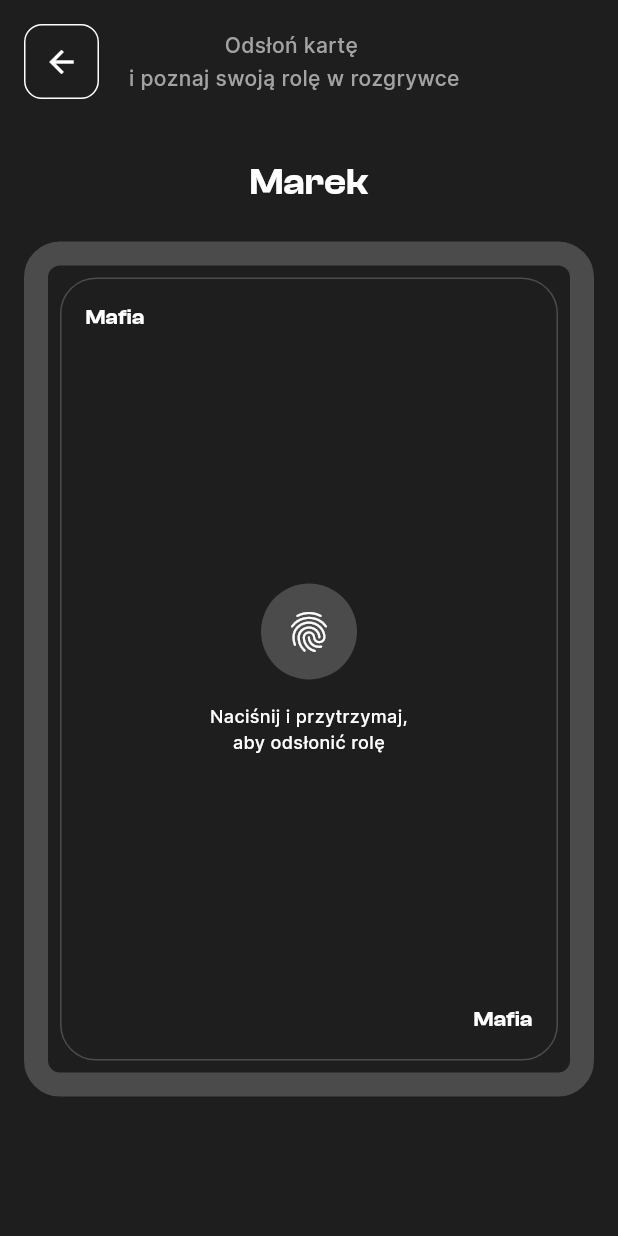
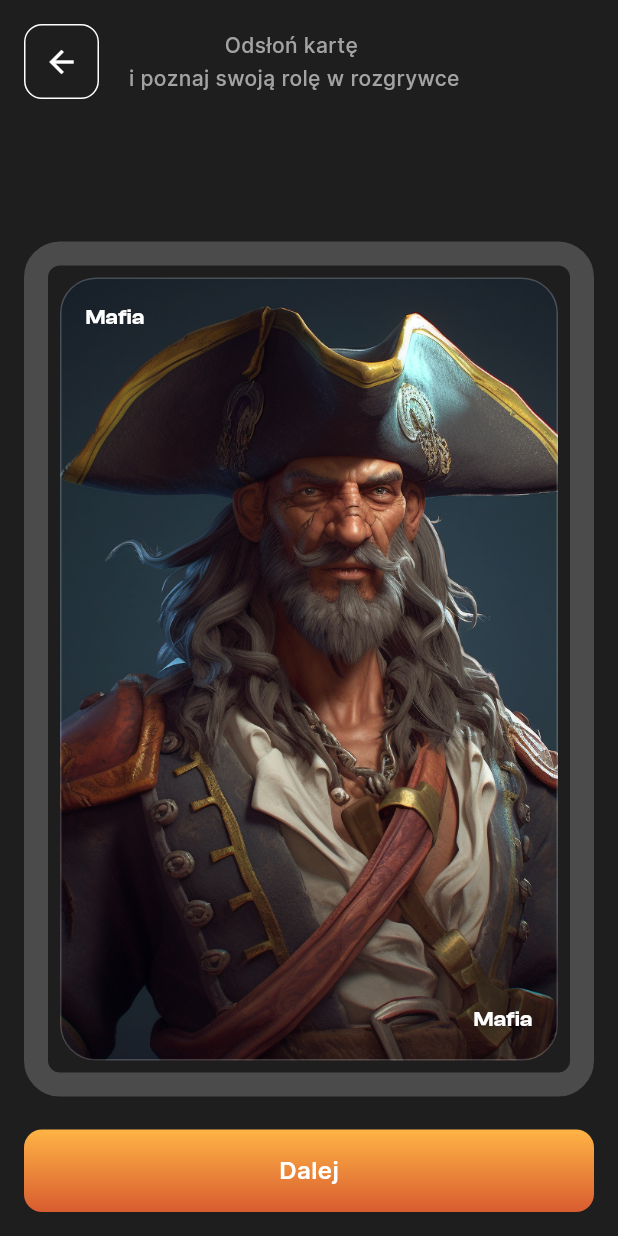
Before and after one commit to Hellmod/mafia_flutter, a Flutter app: the GamePage screen opened directly with empty values, on a phone screen of 412 x 824 dp. Run offline on Flutter 3.47's test engine with Material 3 defaults, Android fonts, the phone set to English and light mode, and no system bars; our stand-ins replace bloc, cloud_firestore, device_info_plus, equatable, firebase_core, flutter_bloc and 3 more; accounts and stored records are empty; statements that could not run were skipped.

Commit message:
show card and name

```diff
--- a/lib/presentation/game/block/game_bloc.dart
+++ b/lib/presentation/game/block/game_bloc.dart
@@ -31,5 +31,6 @@
     var deviceIdentifier = await _firebaseGameService.getDeviceIdentifier();
     user = users.firstWhere((element) => element.id == deviceIdentifier);
     debugPrint("RMRM5 user: $user");
+    emit(GameRealCardState(user: user!));
   }
 }
--- a/lib/presentation/game/block/game_state.dart
+++ b/lib/presentation/game/block/game_state.dart
@@ -9,3 +9,16 @@
   @override
   List<Object> get props => [];
 }
+
+class GameRealCardState extends GameState {
+  final User user;
+
+  GameRealCardState({
+    required this.user,
+  });
+
+  @override
+  List<Object> get props => [
+        user,
+      ];
+}
--- a/lib/presentation/game/view/game_reveal_card_page_card_reviled.dart
+++ b/lib/presentation/game/view/game_reveal_card_page_card_reviled_page.dart
@@ -5,15 +5,14 @@
 import '../../../utils/AppTextStyles.dart';
 import '../../../utils/Utility.dart';
 import '../../../utils/Wigets.dart';
+import '../../../utils/character/Sailor.dart';
 import '../block/game_bloc.dart';
 
 class GameRevealCardReviled extends StatefulWidget {
-  final Character character;
-
-  GameRevealCardReviled({Key? key, required this.character}) : super(key: key);
+  GameRevealCardReviled({Key? key}) : super(key: key);
 
   @override
-  _GameRevealCardReviled createState() => _GameRevealCardReviled(character);
+  _GameRevealCardReviled createState() => _GameRevealCardReviled();
 }
 
 class _GameRevealCardReviled extends State<GameRevealCardReviled>
@@ -21,10 +20,7 @@
   GameBloc? myBloc;
   late AnimationController controller;
 
-  final Character character;
   String userNick = '';
-
-  _GameRevealCardReviled(this.character);
 
   void startLoading() {
     controller.forward().then(
@@ -60,7 +56,7 @@
     return BlocBuilder<GameBloc, GameState>(
         bloc: myBloc,
         builder: (context, state) {
-          if (state is GameInitialState) {
+          if (state is GameRealCardState) {
             return Container(
               width: double.infinity,
               color: const Color(0xff1e1e1e),
@@ -76,9 +72,9 @@
                               MainWidget.toolBar(
                                   "Odsłoń kartę\n i poznaj swoją rolę w rozgrywce"),
                               const SizedBox(height: 40),
-                              pageTitle(myBloc?.user?.name ?? 'Marek'),
+                              pageTitle(state.user.name),
                               const SizedBox(height: 24),
-                              card(),
+                              card(state.user.character ?? Sailor()),
                             ],
                           ),
                         ),
@@ -112,7 +108,7 @@
         ),
       );
 
-  Widget card() => AspectRatio(
+  Widget card(Character character) => AspectRatio(
         aspectRatio: 4 / 6,
         child: GestureDetector(
           onLongPressStart: (_) => startLoading(),
--- a/lib/unit/navigation/game_navigation.dart
+++ b/lib/unit/navigation/game_navigation.dart
@@ -5,6 +5,8 @@
 import '../../presentation/game/block/game_bloc.dart';
 import '../../presentation/game/view/game_action_page.dart';
 import '../../presentation/game/view/game_reveal_card_page.dart';
+import '../../presentation/game/view/game_reveal_card_page_card_reviled_page.dart';
+import '../../utils/character/Pirates.dart';
 
 class GameNavigator extends StatelessWidget {
   @override
@@ -16,6 +18,8 @@
           //return GameActionPage(users: [User(name: 'Ala', id: '1'),User(name: 'Mietek', id: '2')],);
           //return GameRevealCardReviled(character: Pirates(),);
           //return GameRevealCard(characters: []);
+        } else if (state is GameRealCardState) {
+          return GameRevealCardReviled();
         } else {
           return Container(
               child: const Center(child: CircularProgressIndicator()));
--- a/lib/unit/navigation/lobby_many_phone_navigation.dart
+++ b/lib/unit/navigation/lobby_many_phone_navigation.dart
@@ -23,7 +23,7 @@
           } else if (state is LobbyManyPhoneUserListState) {
             return LobbyManyPhoneLobbyUserList(users: state.users);
           } else if (state is LobbyManyPhoneCharacterChooseState) {
-            return LobbyManyPhoneCharacterChoose(characters: []);
+            return LobbyManyPhoneCharacterChoose();
           } else {
             return Container(
                 child: const Center(child: CircularProgressIndicator()));
```
Also changed, not shown: lib/presentation/lobby_many_phone/view/lobby_many_phone_character_choose_page.dart (+2 -8 lines).
